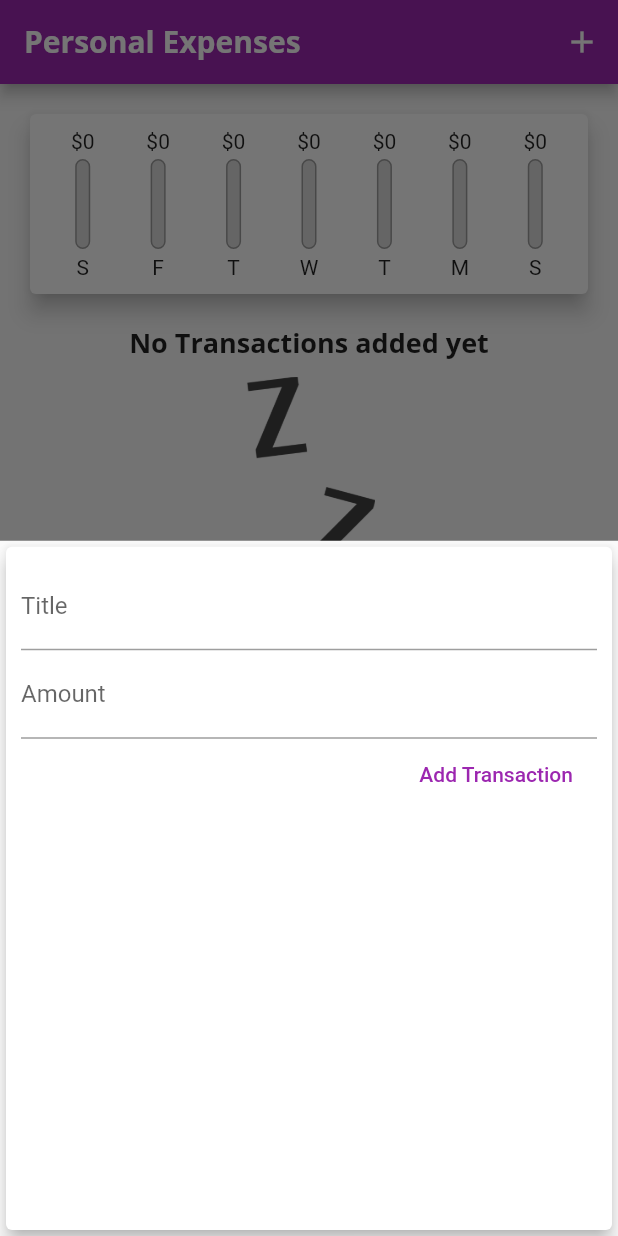
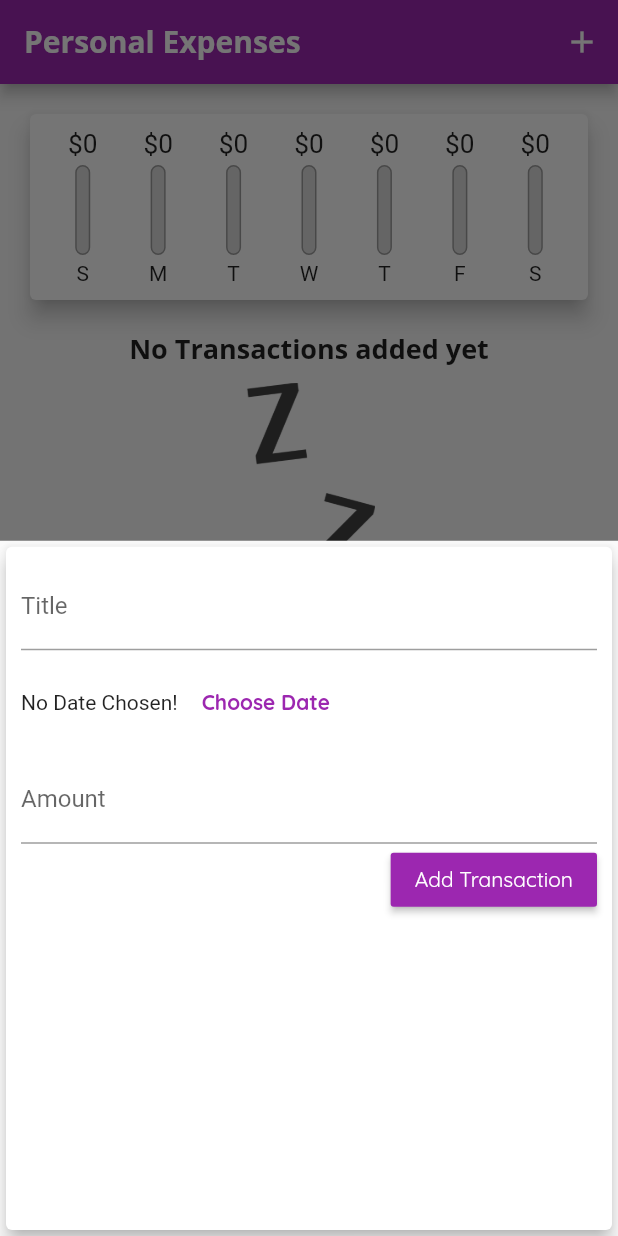
Before and after one commit to jvillarreal2016/Flutter_Project_2, a Flutter app: the screen it shows after launch, after a tap on the "add" icon, on a phone screen of 412 x 824 dp. Run offline on Flutter 3.47's test engine with Material 2 defaults, Android fonts, the phone set to English and light mode, and no system bars; Roboto replaces fonts that are missing (Open Sans).

Commit message:
getting date selection

```diff
--- a/lib/main.dart
+++ b/lib/main.dart
@@ -16,11 +16,13 @@ class MyApp extends StatelessWidget {
         accentColor: Colors.amber,
         fontFamily: 'Quicksand',
         textTheme: ThemeData.light().textTheme.copyWith(
-                headline6: TextStyle(
-              fontFamily: 'OpenSans',
-              fontWeight: FontWeight.bold,
-              fontSize: 18,
-            )),
+              headline6: TextStyle(
+                fontFamily: 'OpenSans',
+                fontWeight: FontWeight.bold,
+                fontSize: 18,
+              ),
+              button: const TextStyle(color: Colors.white),
+            ),
         appBarTheme: AppBarTheme(
           textTheme: ThemeData.light().textTheme.copyWith(
                 headline6: TextStyle(
--- a/lib/widgets/chart.dart
+++ b/lib/widgets/chart.dart
@@ -29,7 +29,7 @@ class Chart extends StatelessWidget {
         'day': DateFormat.E().format(weekDay).substring(0, 1),
         'amount': totalSum
       };
-    });
+    }).reversed.toList();
   }
 
   double get totalSpending {
@@ -46,7 +46,6 @@ class Chart extends StatelessWidget {
       margin: EdgeInsets.all(20),
       child: Container(
         padding: EdgeInsets.all(10),
-
         child: Row(
           mainAxisAlignment: MainAxisAlignment.spaceAround,
           children: groupedTransactionValues.map((data) {
--- a/lib/widgets/chart_bar.dart
+++ b/lib/widgets/chart_bar.dart
@@ -11,8 +11,11 @@ class ChartBar extends StatelessWidget {
   Widget build(BuildContext context) {
     return Column(
       children: <Widget>[
-        FittedBox(
-          child: Text('\$${spendingAmount.toStringAsFixed(0)}')),
+        Container(
+          height: 20,
+          child: FittedBox(
+            child: Text('\$${spendingAmount.toStringAsFixed(0)}')),
+        ),
         SizedBox(
           height: 4,
         ),
--- a/lib/widgets/new_transactions.dart
+++ b/lib/widgets/new_transactions.dart
@@ -46,6 +46,19 @@ class _NewTransactionState extends State<NewTransaction> {
               //   titleInput = val;
               // },
             ),
+            Container(
+              height: 70,
+              child: Row(
+                children: <Widget>[
+                  Text('No Date Chosen!'),
+                  FlatButton(
+                    textColor: Theme.of(context).primaryColor,
+                    child: Text('Choose Date', style: TextStyle(fontWeight: FontWeight.bold),),
+                    onPressed: () {},
+                  ),
+                ],
+              ),
+            ),
             TextField(
               decoration: InputDecoration(labelText: 'Amount'),
               controller: amountController,
@@ -53,9 +66,10 @@ class _NewTransactionState extends State<NewTransaction> {
               onSubmitted: (_) => submitData,
               // onChanged: (val) => amountInput = val,
             ),
-            FlatButton(
+            RaisedButton(
               child: Text('Add Transaction'),
-              textColor: Colors.purple,
+              color: Theme.of(context).primaryColor,
+              textColor: Theme.of(context).textTheme.button?.color,
               onPressed: submitData,
             )
           ],
```
